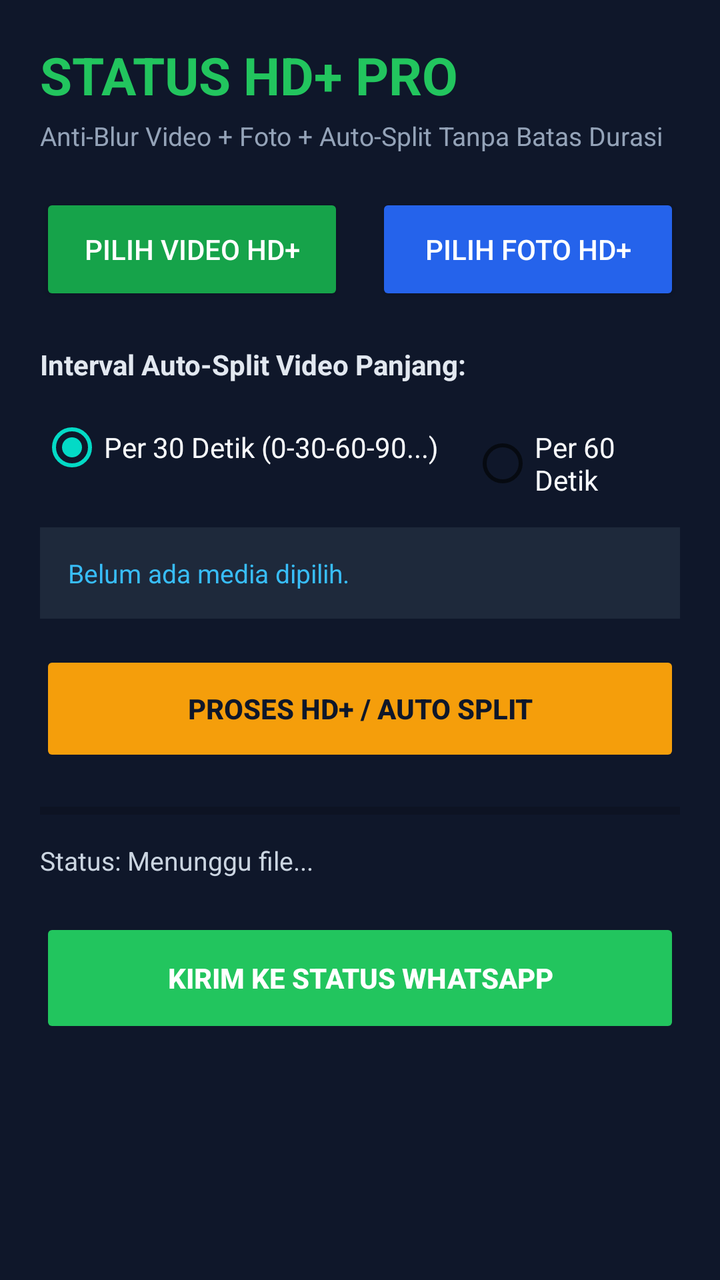
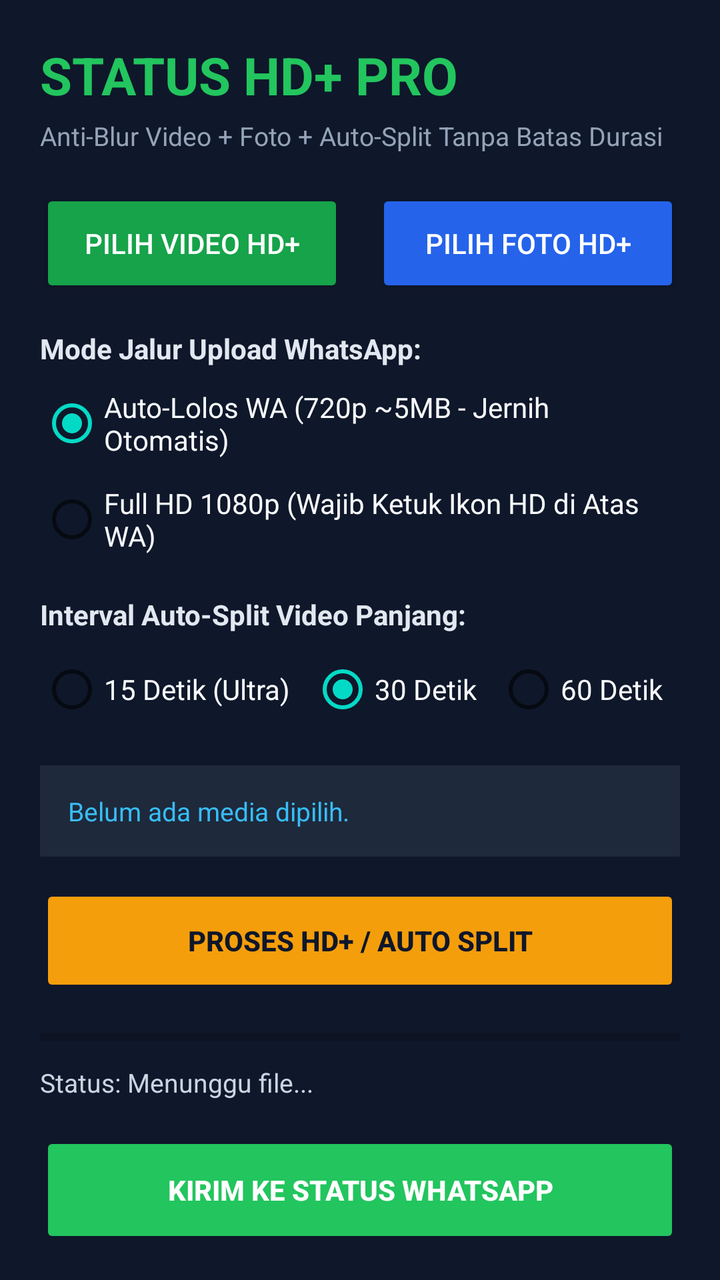

The first picture is an Android layout as it rendered before a commit; the second is the same layout after the commit. The layout source and the unified diff follow.
<!-- AndroidManifest.xml: application theme Theme.MaterialComponents.DayNight.NoActionBar -->
<!-- res/layout/activity_main.xml -->
<?xml version="1.0" encoding="utf-8"?>
<ScrollView xmlns:android="http://schemas.android.com/apk/res/android"
    android:layout_width="match_parent"
    android:layout_height="match_parent"
    android:background="#0F172A"
    android:padding="20dp">

    <LinearLayout
        android:layout_width="match_parent"
        android:layout_height="wrap_content"
        android:orientation="vertical">

        <TextView
            android:layout_width="wrap_content"
            android:layout_height="wrap_content"
            android:text="STATUS HD+ PRO"
            android:textColor="#22C55E"
            android:textSize="26sp"
            android:textStyle="bold" />

        <TextView
            android:layout_width="wrap_content"
            android:layout_height="wrap_content"
            android:layout_marginTop="4dp"
            android:text="Anti-Blur Video + Foto + Auto-Split Tanpa Batas Durasi"
            android:textColor="#94A3B8"
            android:textSize="13sp" />

        <LinearLayout
            android:layout_width="match_parent"
            android:layout_height="wrap_content"
            android:layout_marginTop="20dp"
            android:orientation="horizontal">

            <Button
                android:id="@+id/btnPickVideo"
                android:layout_width="0dp"
                android:layout_height="56dp"
                android:layout_marginEnd="8dp"
                android:layout_weight="1"
                android:backgroundTint="#16A34A"
                android:text="Pilih Video HD+"
                android:textColor="#FFFFFF" />

            <Button
                android:id="@+id/btnPickPhoto"
                android:layout_width="0dp"
                android:layout_height="56dp"
                android:layout_marginStart="8dp"
                android:layout_weight="1"
                android:backgroundTint="#2563EB"
                android:text="Pilih Foto HD+"
                android:textColor="#FFFFFF" />
        </LinearLayout>

        <TextView
            android:layout_width="wrap_content"
            android:layout_height="wrap_content"
            android:layout_marginTop="20dp"
            android:text="Interval Auto-Split Video Panjang:"
            android:textColor="#E2E8F0"
            android:textStyle="bold" />

        <RadioGroup
            android:id="@+id/rgSplitInterval"
            android:layout_width="match_parent"
            android:layout_height="wrap_content"
            android:layout_marginTop="8dp"
            android:orientation="horizontal">

            <RadioButton
                android:id="@+id/rb30Sec"
                android:layout_width="wrap_content"
                android:layout_height="wrap_content"
                android:checked="true"
                android:text="Per 30 Detik (0-30-60-90...)"
                android:textColor="#F8FAFC" />

            <RadioButton
                android:id="@+id/rb60Sec"
                android:layout_width="wrap_content"
                android:layout_height="wrap_content"
                android:layout_marginStart="16dp"
                android:text="Per 60 Detik"
                android:textColor="#F8FAFC" />
        </RadioGroup>

        <TextView
            android:id="@+id/tvMediaInfo"
            android:layout_width="match_parent"
            android:layout_height="wrap_content"
            android:layout_marginTop="16dp"
            android:background="#1E293B"
            android:padding="14dp"
            android:text="Belum ada media dipilih."
            android:textColor="#38BDF8"
            android:textSize="13sp" />

        <Button
            android:id="@+id/btnProcess"
            android:layout_width="match_parent"
            android:layout_height="58dp"
            android:layout_marginTop="16dp"
            android:backgroundTint="#F59E0B"
            android:enabled="false"
            android:text="PROSES HD+ / AUTO SPLIT"
            android:textColor="#0F172A"
            android:textStyle="bold" />

        <ProgressBar
            android:id="@+id/progressBar"
            style="?android:attr/progressBarStyleHorizontal"
            android:layout_width="match_parent"
            android:layout_height="12dp"
            android:layout_marginTop="16dp"
            android:max="100"
            android:progress="0" />

        <TextView
            android:id="@+id/tvStatusLog"
            android:layout_width="match_parent"
            android:layout_height="wrap_content"
            android:layout_marginTop="10dp"
            android:text="Status: Menunggu file..."
            android:textColor="#CBD5E1"
            android:textSize="13sp" />

        <Button
            android:id="@+id/btnShareWa"
            android:layout_width="match_parent"
            android:layout_height="60dp"
            android:layout_marginTop="20dp"
            android:backgroundTint="#22C55E"
            android:enabled="false"
            android:text="KIRIM KE STATUS WHATSAPP"
            android:textColor="#FFFFFF"
            android:textStyle="bold" />

    </LinearLayout>
</ScrollView>
<!-- resources referenced by this layout -->
<resources>

</resources>

<!-- the commit's change to res/layout/activity_main.xml (unified diff, before → after) -->
@@ -29,13 +29,13 @@
         <LinearLayout
             android:layout_width="match_parent"
             android:layout_height="wrap_content"
-            android:layout_marginTop="20dp"
+            android:layout_marginTop="18dp"
             android:orientation="horizontal">
 
             <Button
                 android:id="@+id/btnPickVideo"
                 android:layout_width="0dp"
-                android:layout_height="56dp"
+                android:layout_height="54dp"
                 android:layout_marginEnd="8dp"
                 android:layout_weight="1"
                 android:backgroundTint="#16A34A"
@@ -45,7 +45,7 @@
             <Button
                 android:id="@+id/btnPickPhoto"
                 android:layout_width="0dp"
-                android:layout_height="56dp"
+                android:layout_height="54dp"
                 android:layout_marginStart="8dp"
                 android:layout_weight="1"
                 android:backgroundTint="#2563EB"
@@ -56,7 +56,38 @@
         <TextView
             android:layout_width="wrap_content"
             android:layout_height="wrap_content"
-            android:layout_marginTop="20dp"
+            android:layout_marginTop="16dp"
+            android:text="Mode Jalur Upload WhatsApp:"
+            android:textColor="#E2E8F0"
+            android:textStyle="bold" />
+
+        <RadioGroup
+            android:id="@+id/rgQualityMode"
+            android:layout_width="match_parent"
+            android:layout_height="wrap_content"
+            android:layout_marginTop="4dp"
+            android:orientation="vertical">
+
+            <RadioButton
+                android:id="@+id/rbAutoBypass"
+                android:layout_width="wrap_content"
+                android:layout_height="wrap_content"
+                android:checked="true"
+                android:text="Auto-Lolos WA (720p ~5MB - Jernih Otomatis)"
+                android:textColor="#F8FAFC" />
+
+            <RadioButton
+                android:id="@+id/rbForce1080p"
+                android:layout_width="wrap_content"
+                android:layout_height="wrap_content"
+                android:text="Full HD 1080p (Wajib Ketuk Ikon HD di Atas WA)"
+                android:textColor="#F8FAFC" />
+        </RadioGroup>
+
+        <TextView
+            android:layout_width="wrap_content"
+            android:layout_height="wrap_content"
+            android:layout_marginTop="14dp"
             android:text="Interval Auto-Split Video Panjang:"
             android:textColor="#E2E8F0"
             android:textStyle="bold" />
@@ -65,23 +96,31 @@
             android:id="@+id/rgSplitInterval"
             android:layout_width="match_parent"
             android:layout_height="wrap_content"
-            android:layout_marginTop="8dp"
+            android:layout_marginTop="4dp"
             android:orientation="horizontal">
+
+            <RadioButton
+                android:id="@+id/rb15Sec"
+                android:layout_width="wrap_content"
+                android:layout_height="wrap_content"
+                android:text="15 Detik (Ultra)"
+                android:textColor="#F8FAFC" />
 
             <RadioButton
                 android:id="@+id/rb30Sec"
                 android:layout_width="wrap_content"
                 android:layout_height="wrap_content"
+                android:layout_marginStart="10dp"
                 android:checked="true"
-                android:text="Per 30 Detik (0-30-60-90...)"
+                android:text="30 Detik"
                 android:textColor="#F8FAFC" />
 
             <RadioButton
                 android:id="@+id/rb60Sec"
                 android:layout_width="wrap_content"
                 android:layout_height="wrap_content"
-                android:layout_marginStart="16dp"
-                android:text="Per 60 Detik"
+                android:layout_marginStart="10dp"
+                android:text="60 Detik"
                 android:textColor="#F8FAFC" />
         </RadioGroup>
 
@@ -89,7 +128,7 @@
             android:id="@+id/tvMediaInfo"
             android:layout_width="match_parent"
             android:layout_height="wrap_content"
-            android:layout_marginTop="16dp"
+            android:layout_marginTop="14dp"
             android:background="#1E293B"
             android:padding="14dp"
             android:text="Belum ada media dipilih."
@@ -99,8 +138,8 @@
         <Button
             android:id="@+id/btnProcess"
             android:layout_width="match_parent"
-            android:layout_height="58dp"
-            android:layout_marginTop="16dp"
+            android:layout_height="56dp"
+            android:layout_marginTop="14dp"
             android:backgroundTint="#F59E0B"
             android:enabled="false"
             android:text="PROSES HD+ / AUTO SPLIT"
@@ -112,7 +151,7 @@
             style="?android:attr/progressBarStyleHorizontal"
             android:layout_width="match_parent"
             android:layout_height="12dp"
-            android:layout_marginTop="16dp"
+            android:layout_marginTop="14dp"
             android:max="100"
             android:progress="0" />
 
@@ -120,7 +159,7 @@
             android:id="@+id/tvStatusLog"
             android:layout_width="match_parent"
             android:layout_height="wrap_content"
-            android:layout_marginTop="10dp"
+            android:layout_marginTop="8dp"
             android:text="Status: Menunggu file..."
             android:textColor="#CBD5E1"
             android:textSize="13sp" />
@@ -128,8 +167,8 @@
         <Button
             android:id="@+id/btnShareWa"
             android:layout_width="match_parent"
-            android:layout_height="60dp"
-            android:layout_marginTop="20dp"
+            android:layout_height="58dp"
+            android:layout_marginTop="16dp"
             android:backgroundTint="#22C55E"
             android:enabled="false"
             android:text="KIRIM KE STATUS WHATSAPP"
